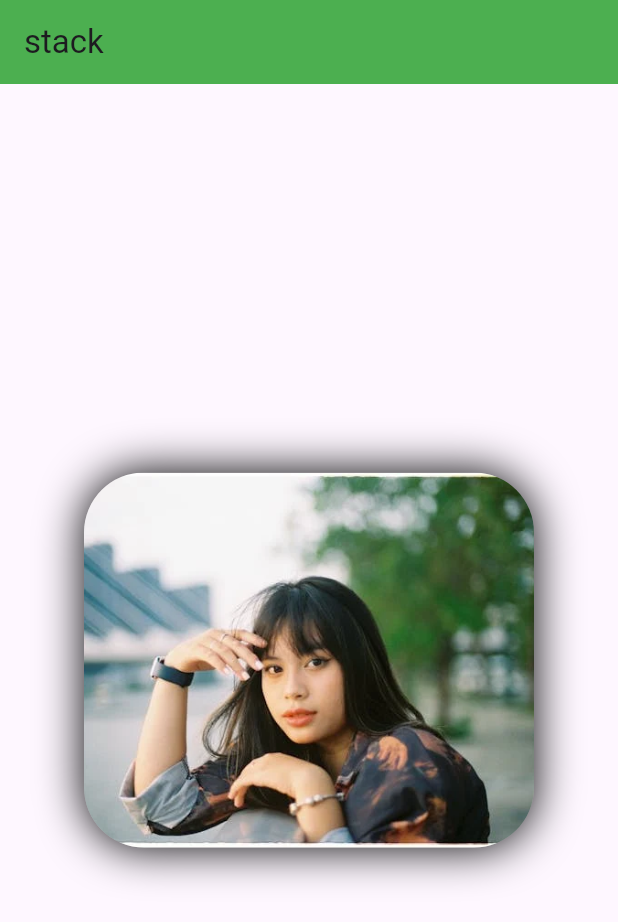
After one commit to Abdusamadali/flutter_basic, a Flutter app: the screen it shows after launch, on a phone screen of 412 x 824 dp. The commit adds this screen. Shown: the top 922 px of the screen. Run offline on Flutter 3.47's test engine with Material 3 defaults, Android fonts, the phone set to English and light mode, and no system bars; our stand-ins replace animated_text_kit.

Commit message:
decoration image added

```diff
--- a/lib/alertDialog.dart
+++ b/lib/alertDialog.dart
@@ -1,3 +1,5 @@
+
+
 import 'package:flutter/material.dart';
 
 
--- a/lib/allPackage.dart
+++ b/lib/allPackage.dart
@@ -7,3 +7,4 @@ export 'animatedText.dart';
 export 'package:leancode/BottomNavigation.dart';
 export 'package:leancode/dropdown.dart';
 export 'formWidget.dart';
+export 'decorationImage.dart';
--- /dev/null
+++ b/lib/decorationImage.dart
@@ -0,0 +1,46 @@
+import 'package:flutter/cupertino.dart';
+import 'package:flutter/material.dart';
+
+
+class decorationImageWidget extends StatefulWidget {
+  const decorationImageWidget({super.key});
+
+  @override
+  State<decorationImageWidget> createState() => _decorationImageWidgetState();
+}
+
+class _decorationImageWidgetState extends State<decorationImageWidget> {
+  @override
+  Widget build(BuildContext context) {
+    return Scaffold(
+      appBar: AppBar(
+        backgroundColor: Colors.green,
+        title: Text('stack'),
+      ),
+      body: Center(
+        child: Container(width: 300,
+          height: 250,
+
+          decoration: BoxDecoration(
+            borderRadius: BorderRadius.circular(40),
+            color: Colors.white24,
+            boxShadow: [
+              BoxShadow(
+                color: Colors.black,
+                blurRadius:25,
+              )
+            ],
+            image: DecorationImage(
+              image:AssetImage(
+                "assets/img.png"
+              ),
+                 fit: BoxFit.cover,
+            )
+
+          ),
+
+        ),
+      )
+    );
+  }
+}
--- a/lib/main.dart
+++ b/lib/main.dart
@@ -1,5 +1,6 @@
 import 'package:flutter/material.dart';
 import 'package:leancode/SomeMethod.dart';
+import 'package:leancode/rowcols.dart';
 import 'allPackage.dart';
 
 // void main() => runApp(myapp());
@@ -26,7 +27,7 @@ class myapp extends StatelessWidget {
   Widget build(BuildContext context) {
     return const MaterialApp(
       debugShowCheckedModeBanner: false,
-      home: formWidget(),
+      home: decorationImageWidget(),
     );
   }
 }
```
Also changed, not shown: pubspec.yaml (+3 -5 lines), assets/images.jpeg (added), assets/img.png (added), pubspec.lock.
